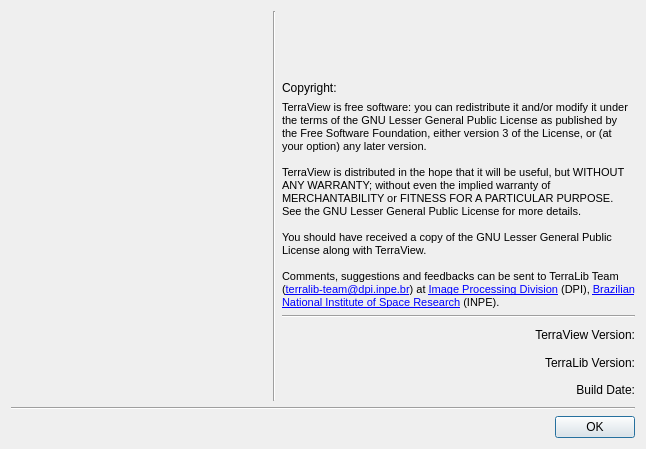
Before: the Qt Designer form src/terraview/ui/AboutDialogForm.ui in claudiobogossian/terralib5, drawn with Qt 5.
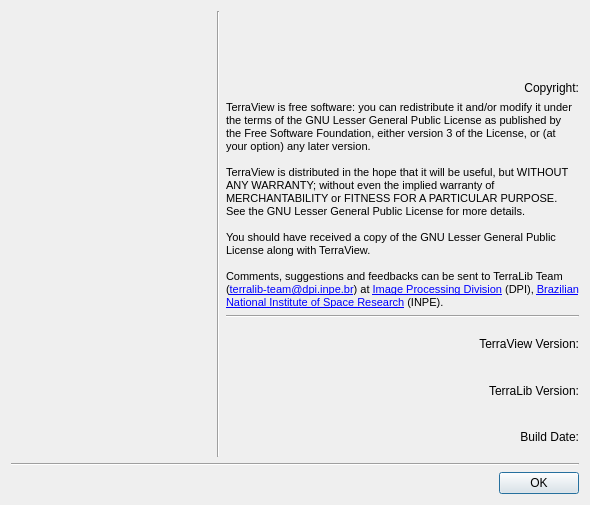
After: the same form once the commit is applied.

What changed in the file:
```diff
--- a/src/terraview/ui/AboutDialogForm.ui
+++ b/src/terraview/ui/AboutDialogForm.ui
@@ -6,7 +6,7 @@
    <rect>
     <x>0</x>
     <y>0</y>
-    <width>741</width>
+    <width>687</width>
     <height>514</height>
    </rect>
   </property>
@@ -33,14 +33,14 @@
            </property>
            <property name="minimumSize">
             <size>
-             <width>256</width>
-             <height>256</height>
+             <width>200</width>
+             <height>200</height>
             </size>
            </property>
            <property name="maximumSize">
             <size>
-             <width>256</width>
-             <height>256</height>
+             <width>200</width>
+             <height>200</height>
             </size>
            </property>
            <property name="text">
@@ -48,21 +48,8 @@
            </property>
           </widget>
          </item>
-         <item row="1" column="0">
+         <item row="2" column="0">
           <layout class="QHBoxLayout" name="horizontalLayout_2">
-           <item>
-            <spacer name="horizontalSpacer_3">
-             <property name="orientation">
-              <enum>Qt::Horizontal</enum>
-             </property>
-             <property name="sizeHint" stdset="0">
-              <size>
-               <width>40</width>
-               <height>20</height>
-              </size>
-             </property>
-            </spacer>
-           </item>
            <item>
             <widget class="QLabel" name="m_terralibLogo">
              <property name="sizePolicy">
@@ -73,14 +60,14 @@
              </property>
              <property name="minimumSize">
               <size>
-               <width>128</width>
-               <height>128</height>
+               <width>200</width>
+               <height>200</height>
               </size>
              </property>
              <property name="maximumSize">
               <size>
-               <width>128</width>
-               <height>128</height>
+               <width>200</width>
+               <height>200</height>
               </size>
              </property>
              <property name="text">
@@ -88,21 +75,21 @@
              </property>
             </widget>
            </item>
-           <item>
-            <spacer name="horizontalSpacer_2">
-             <property name="orientation">
-              <enum>Qt::Horizontal</enum>
-             </property>
-             <property name="sizeHint" stdset="0">
-              <size>
-               <width>40</width>
-               <height>20</height>
-              </size>
-             </property>
-            </spacer>
-           </item>
           </layout>
          </item>
+         <item row="1" column="0">
+          <spacer name="verticalSpacer">
+           <property name="orientation">
+            <enum>Qt::Vertical</enum>
+           </property>
+           <property name="sizeHint" stdset="0">
+            <size>
+             <width>20</width>
+             <height>40</height>
+            </size>
+           </property>
+          </spacer>
+         </item>
         </layout>
        </item>
        <item row="0" column="1">
@@ -176,6 +163,9 @@
              <property name="text">
               <string>Copyright:</string>
              </property>
+             <property name="alignment">
+              <set>Qt::AlignRight|Qt::AlignTrailing|Qt::AlignVCenter</set>
+             </property>
             </widget>
            </item>
            <item row="2" column="0">
```
Left out of the diff: 4 changed lines with no effect on the pictures.
